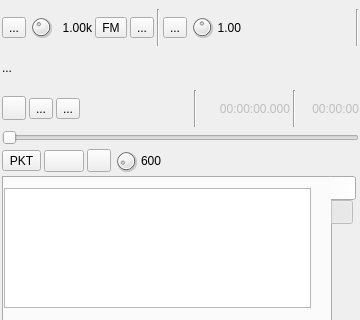
First picture: the form in plugins/channeltx/modm17/m17modgui.ui, repository f4exb/sdrangel, before the edit; both pictures show x 0 to 360 and y 100 to 420 of the 360 by 568 pixel window.
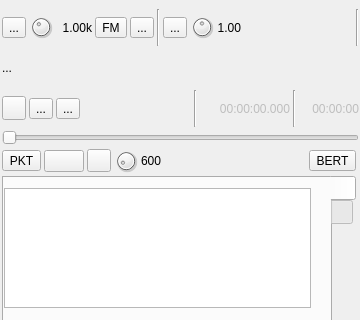
Second picture: the form after the edit. Icons and pictures are not drawn. Custom widgets are drawn as their Qt base class.

Commit message: M17 mod: implement BERT

```diff
--- a/plugins/channeltx/modm17/m17modgui.ui
+++ b/plugins/channeltx/modm17/m17modgui.ui
@@ -858,6 +858,16 @@
         </property>
        </spacer>
       </item>
+      <item>
+       <widget class="ButtonSwitch" name="bertMode">
+        <property name="toolTip">
+         <string>BERT mode</string>
+        </property>
+        <property name="text">
+         <string>BERT</string>
+        </property>
+       </widget>
+      </item>
      </layout>
     </item>
     <item>
```
The commit also changes 8 other files.
